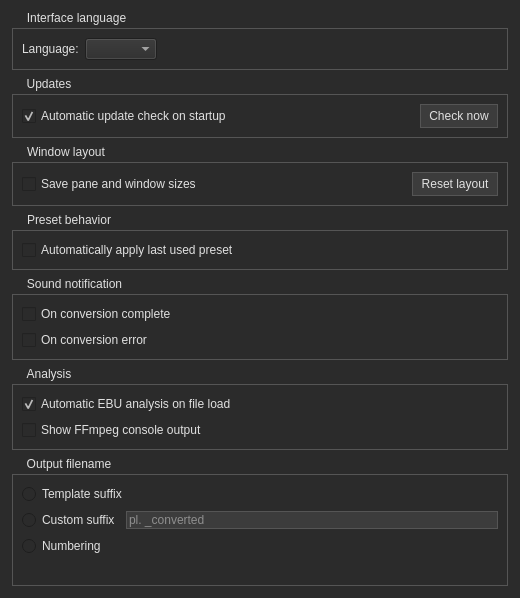
Qt form app/gui_qt/ui/settings_dialog.ui (plexlevi/FFBuilder) before a commit.
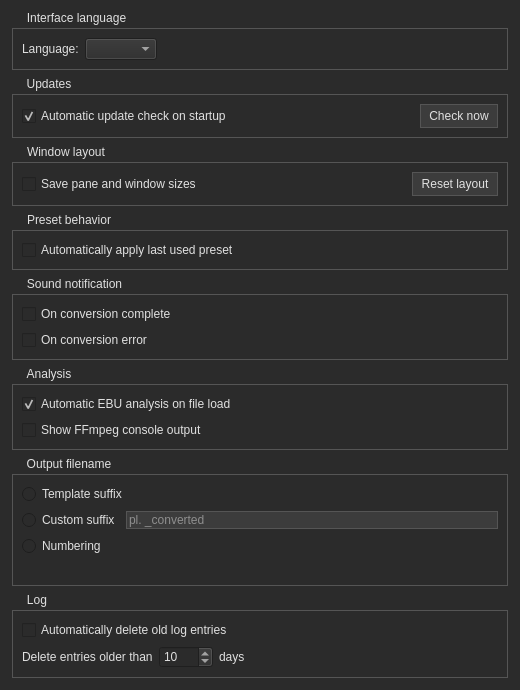
The same form after that commit.

Patch:
```diff
--- a/app/gui_qt/ui/settings_dialog.ui
+++ b/app/gui_qt/ui/settings_dialog.ui
@@ -275,6 +275,86 @@
      </layout>
     </widget>
    </item>
+   <item>
+    <widget class="QGroupBox" name="logGroup">
+     <property name="title">
+      <string>Log</string>
+     </property>
+     <layout class="QVBoxLayout" name="logGroupLayout">
+      <item>
+       <layout class="QHBoxLayout" name="logAutoDeleteRow">
+        <item>
+         <widget class="QCheckBox" name="autoDeleteLogCheck">
+          <property name="text">
+           <string>Automatically delete old log entries</string>
+          </property>
+         </widget>
+        </item>
+        <item>
+         <spacer name="logAutoDeleteSpacer">
+          <property name="orientation">
+           <enum>Qt::Horizontal</enum>
+          </property>
+          <property name="sizeHint" stdset="0">
+           <size>
+            <width>40</width>
+            <height>20</height>
+           </size>
+          </property>
+         </spacer>
+        </item>
+       </layout>
+      </item>
+      <item>
+       <layout class="QHBoxLayout" name="logRetentionRow">
+        <item>
+         <widget class="QLabel" name="logRetentionLabel">
+          <property name="text">
+           <string>Delete entries older than</string>
+          </property>
+         </widget>
+        </item>
+        <item>
+         <widget class="QSpinBox" name="logRetentionDays">
+          <property name="minimum">
+           <number>1</number>
+          </property>
+          <property name="maximum">
+           <number>3650</number>
+          </property>
+          <property name="value">
+           <number>10</number>
+          </property>
+          <property name="maximumWidth">
+           <number>70</number>
+          </property>
+         </widget>
+        </item>
+        <item>
+         <widget class="QLabel" name="logRetentionDaysLabel">
+          <property name="text">
+           <string>days</string>
+          </property>
+         </widget>
+        </item>
+        <item>
+         <spacer name="logRetentionSpacer">
+          <property name="orientation">
+           <enum>Qt::Horizontal</enum>
+          </property>
+          <property name="sizeHint" stdset="0">
+           <size>
+            <width>40</width>
+            <height>20</height>
+           </size>
+          </property>
+         </spacer>
+        </item>
+       </layout>
+      </item>
+     </layout>
+    </widget>
+   </item>
    <item>
     <spacer name="verticalSpacer">
      <property name="orientation">
```
